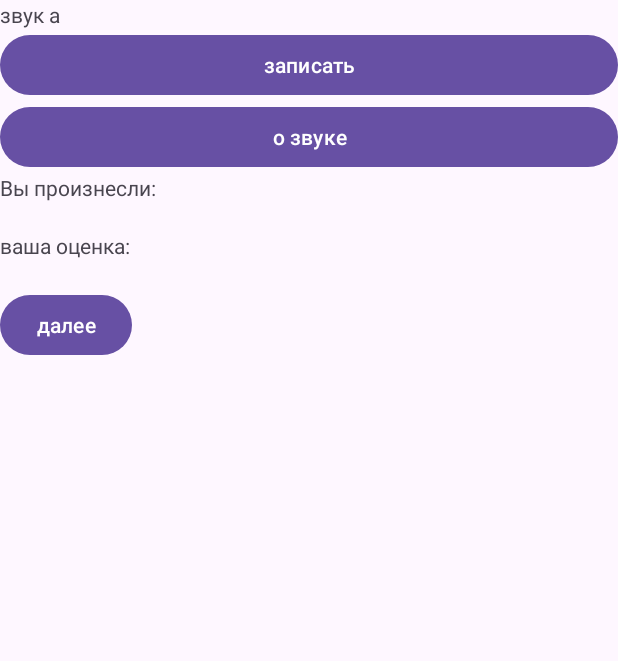
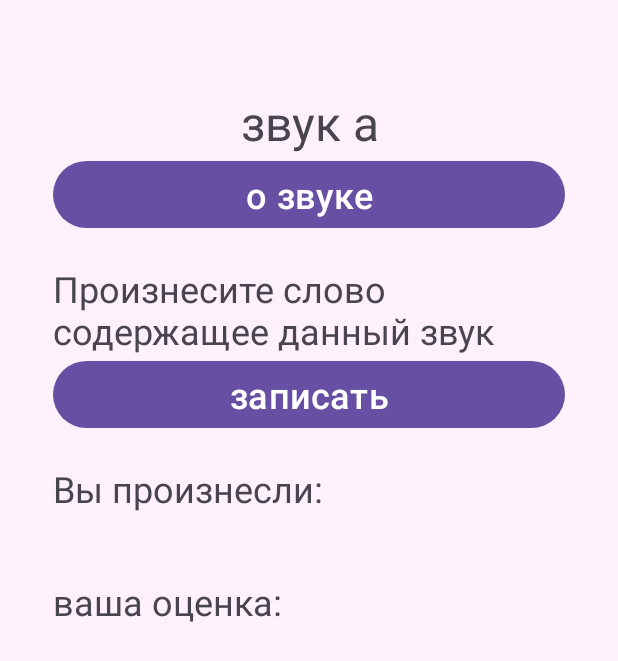
Before and after one commit to noAlxena/PronunciationTrainer, an Android app: the SoundTrainFragment screen opened through its navigation route, on a phone screen of 412 x 824 dp. Shown: the top 661 px of the screen. Run offline under Robolectric (Android 15) with nearby library versions, the phone set to English and light mode, and no system bars; our stand-ins replace Room's generated code.

Commit message:
fix: add layout changes
Layout changes and cleanup

```diff
--- a/app/src/main/java/com/alxena/pronunciationtrainer/ui/fragment/SoundTrainFragment.kt
+++ b/app/src/main/java/com/alxena/pronunciationtrainer/ui/fragment/SoundTrainFragment.kt
@@ -44,9 +44,6 @@ class SoundTrainFragment: Fragment() {
                     bundleOf("soundId" to soundId)
                 )
             }
-            nextButton.setOnClickListener{
-                findNavController().navigate(R.id.action_soundTrainFragment_to_listFragment)
-            }
             recordButton.setOnClickListener{
                 results.text = "..."
                 grade.text = "..."
--- a/app/src/main/java/com/alxena/pronunciationtrainer/ui/viewmodel/ListViewModel.kt
+++ b/app/src/main/java/com/alxena/pronunciationtrainer/ui/viewmodel/ListViewModel.kt
@@ -15,7 +15,6 @@ import kotlinx.coroutines.launch
 class ListViewModel:ViewModel() {
 
     val categories: MutableLiveData<ArrayList<SoundCategory>> = MutableLiveData()
-    //var catList: LiveData<List<SoundCategory>> = LiveData<List<SoundCategory>>()
     fun getCategories(context:Context){
         val db = SoundDatabase.getDatabase(context)
         val arr = ArrayList<SoundCategory>()
@@ -26,8 +25,5 @@ class ListViewModel:ViewModel() {
             }
             categories.postValue(arr)
         }
-
-        //return t
-//Log.e("list", t.joinToString("|"))
     }
 }
--- a/app/src/main/res/layout/fragment_list.xml
+++ b/app/src/main/res/layout/fragment_list.xml
@@ -2,10 +2,11 @@
 <LinearLayout xmlns:android="http://schemas.android.com/apk/res/android"
     xmlns:app="http://schemas.android.com/apk/res-auto"
     xmlns:tools="http://schemas.android.com/tools"
-    tools:context=".ui.fragment.ListFragment"
+    style="@style/main_layout"
     android:layout_width="match_parent"
     android:layout_height="match_parent"
-    android:orientation="vertical">
+    android:orientation="vertical"
+    tools:context=".ui.fragment.ListFragment">
 
     <androidx.recyclerview.widget.RecyclerView
         android:id="@+id/rec"
--- a/app/src/main/res/layout/fragment_settings.xml
+++ b/app/src/main/res/layout/fragment_settings.xml
@@ -2,6 +2,7 @@
 <LinearLayout xmlns:android="http://schemas.android.com/apk/res/android"
     xmlns:app="http://schemas.android.com/apk/res-auto"
     xmlns:tools="http://schemas.android.com/tools"
+    style="@style/main_layout"
     android:layout_width="match_parent"
     android:layout_height="match_parent"
     android:orientation="vertical"
@@ -9,6 +10,7 @@
 
     <Button
         android:id="@+id/resetButton"
+        style="@style/main"
         android:layout_width="match_parent"
         android:layout_height="wrap_content"
         android:text="@string/reset" />
--- a/app/src/main/res/layout/fragment_sound_train.xml
+++ b/app/src/main/res/layout/fragment_sound_train.xml
@@ -2,6 +2,7 @@
 <LinearLayout xmlns:android="http://schemas.android.com/apk/res/android"
     xmlns:app="http://schemas.android.com/apk/res-auto"
     xmlns:tools="http://schemas.android.com/tools"
+    style="@style/main_layout"
     android:layout_width="match_parent"
     android:layout_height="match_parent"
     android:orientation="vertical"
@@ -9,45 +10,64 @@
 
     <TextView
         android:id="@+id/soundName"
+        style="@style/header"
         android:layout_width="match_parent"
         android:layout_height="wrap_content" />
 
     <Button
+        android:id="@+id/soundInfoButton"
+        style="@style/main"
+        android:layout_width="match_parent"
+        android:layout_height="wrap_content"
+        android:text="@string/sound_info" />
+
+    <Space
+        android:layout_width="match_parent"
+        android:layout_height="20dp" />
+
+    <TextView
+        style="@style/main"
+        android:layout_width="match_parent"
+        android:layout_height="wrap_content"
+        android:text="@string/instructions" />
+
+    <Button
         android:id="@+id/recordButton"
+        style="@style/main"
         android:layout_width="match_parent"
         android:layout_height="wrap_content"
         android:text="@string/record" />
 
-    <Button
-        android:id="@+id/soundInfoButton"
+    <Space
         android:layout_width="match_parent"
-        android:layout_height="wrap_content"
-        android:text="@string/sound_info" />
+        android:layout_height="20dp" />
 
     <TextView
+        style="@style/main"
         android:layout_width="match_parent"
         android:layout_height="wrap_content"
         android:text="@string/pronounce" />
 
     <TextView
         android:id="@+id/results"
+        style="@style/main"
         android:layout_width="match_parent"
         android:layout_height="wrap_content" />
 
+    <Space
+        android:layout_width="match_parent"
+        android:layout_height="10dp" />
+
     <TextView
+        style="@style/main"
         android:layout_width="match_parent"
         android:layout_height="wrap_content"
         android:text="@string/grade" />
 
     <TextView
         android:id="@+id/grade"
+        style="@style/main"
         android:layout_width="match_parent"
         android:layout_height="wrap_content" />
 
-    <Button
-        android:id="@+id/nextButton"
-        android:layout_width="wrap_content"
-        android:layout_height="wrap_content"
-        android:text="@string/next" />
-
 </LinearLayout>
--- a/app/src/main/res/layout/view_sound.xml
+++ b/app/src/main/res/layout/view_sound.xml
@@ -3,5 +3,6 @@
     xmlns:app="http://schemas.android.com/apk/res-auto"
     xmlns:tools="http://schemas.android.com/tools"
     android:id="@+id/soundButton"
+    style="@style/small"
     android:layout_width="wrap_content"
     android:layout_height="wrap_content" />
--- a/app/src/main/res/navigation/nav_graph.xml
+++ b/app/src/main/res/navigation/nav_graph.xml
@@ -36,9 +36,6 @@
         <action
             android:id="@+id/action_soundTrainFragment_to_soundInfoFragment"
             app:destination="@id/soundInfoFragment" />
-        <action
-            android:id="@+id/action_soundTrainFragment_to_listFragment"
-            app:destination="@id/listFragment" />
     </fragment>
     <fragment
         android:id="@+id/soundInfoFragment"
--- a/app/src/main/res/values/strings.xml
+++ b/app/src/main/res/values/strings.xml
@@ -5,7 +5,7 @@
     <string name="info">справочник</string>
     <string name="options">настройки</string>
     <string name="authors">авторы</string>
-    <string name="authors_title">разработчики приложения</string>
+    <string name="authors_title">Разработчики приложения:</string>
     <string name="autor1">Алексеев Никита Андреевич, группа 151112</string>
     <string name="autor2">Малыгин Алексей Андреевич, группа 151112</string>
     <string name="vowels">Гласные звуки</string>
@@ -18,7 +18,8 @@
     <string name="speak">говорите</string>
     <string name="grade">ваша оценка:</string>
     <string name="not_recognized">не распознано</string>
-    <string name="no_permision">отсуствует разрешение</string>
+    <string name="no_permision">Отсуствует разрешение на запись звука</string>
+    <string name="instructions">Произнесите слово содержащее данный звук</string>
     <string name="correct">✔</string>
     <string name="wrong">❌</string>
     <string-array name="sounds">
--- /dev/null
+++ b/app/src/main/res/values/styles.xml
@@ -0,0 +1,20 @@
+<?xml version="1.0" encoding="utf-8"?>
+<resources>
+    <style name="main_layout">
+        <item name="android:paddingLeft">35dp</item>
+        <item name="android:paddingTop">60dp</item>
+        <item name="android:paddingRight">35dp</item>
+        <item name="android:paddingBottom">60dp</item>
+        <item name="android:background">@color/background</item>
+    </style>
+    <style name="header">
+        <item name="android:textSize">32sp</item>
+        <item name="android:textAlignment">center</item>
+    </style>
+    <style name="main">
+        <item name="android:textSize">24sp</item>
+    </style>
+    <style name="small">
+        <item name="android:textSize">16sp</item>
+    </style>
+</resources>
```
Also changed, not shown: app/src/main/java/com/alxena/pronunciationtrainer/ui/viewmodel/SoundInfoViewModel.kt (deleted, +0 -7 lines), app/src/main/res/layout/fragment_authors.xml (+13 -0 lines), app/src/main/res/layout/fragment_info.xml (+3 -24 lines), app/src/main/res/layout/fragment_sound_info.xml (+15 -4 lines), app/src/main/res/layout/fragment_start.xml (+23 -0 lines), app/src/main/res/layout/view_category.xml (+8 -1 lines), app/src/main/res/values/colors.xml (+5 -4 lines), 1 other file.
